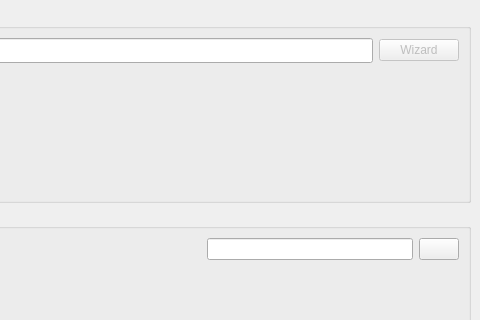
Qt form configdialog.ui (svn2github/texstudio-trunk) before a commit; both pictures show x 636 to 1116 and y 0 to 320 of the 1116 by 674 pixel window.
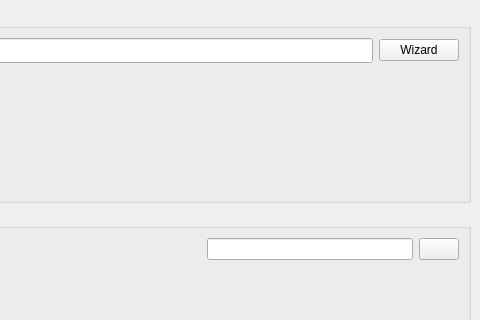
The same form after that commit. The open tabs and pages were chosen to show the change. Icons and pictures are not drawn.

Commit message: fix quick build user enable state

The edit to the form file:
```diff
--- a/configdialog.ui
+++ b/configdialog.ui
@@ -715,7 +715,7 @@
             <item row="1" column="1">
              <widget class="QPushButton" name="pushButtonQuickBuildWizard">
               <property name="enabled">
-               <bool>false</bool>
+               <bool>true</bool>
               </property>
               <property name="text">
                <string>Wizard</string>
```
Left out of the diff: 58 changed lines with no effect on the pictures. The commit also changes 2 other files.
